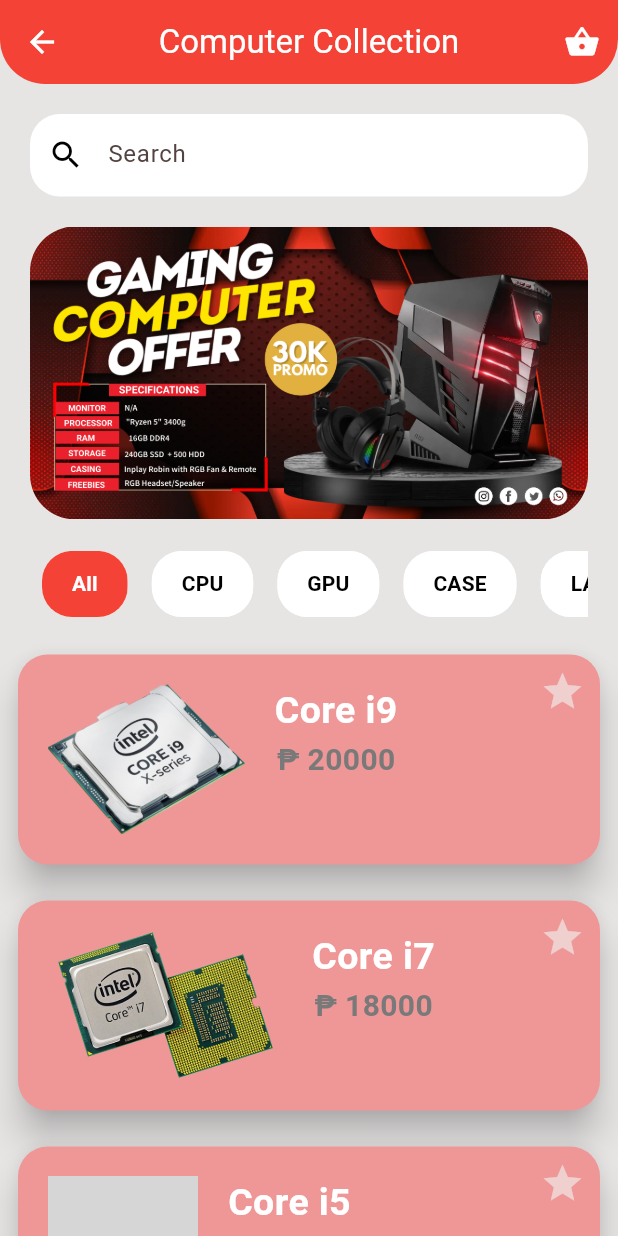
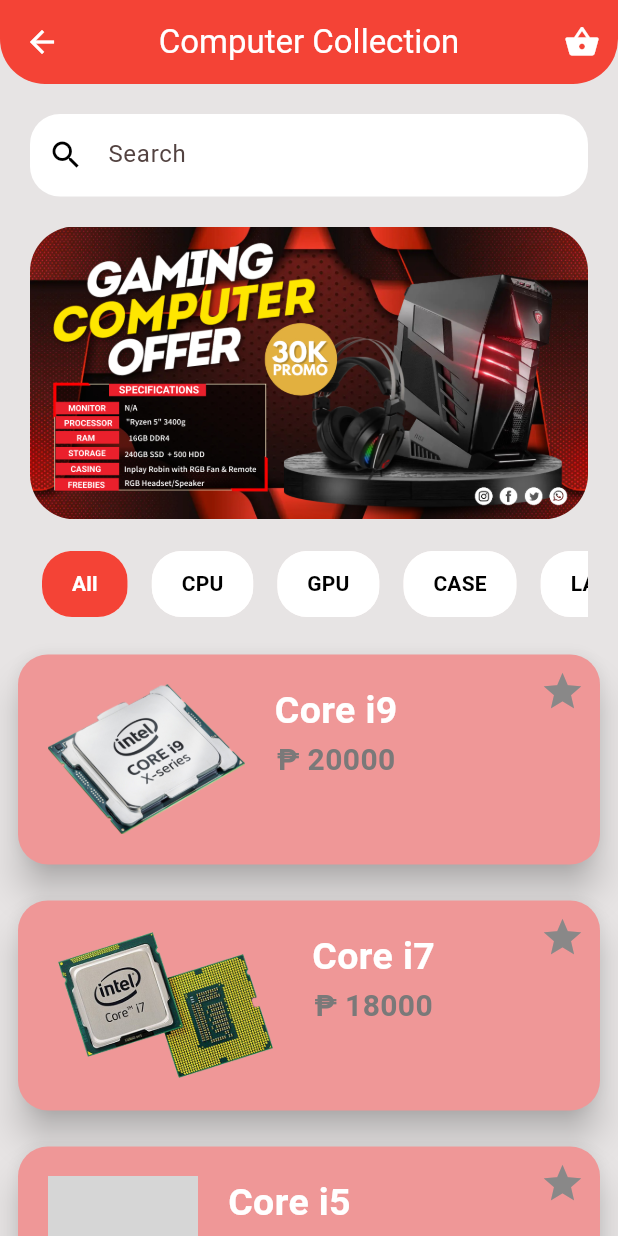
Before and after one commit to Rcg134/Ecommerce-Flutter, a Flutter app: the screen it shows after launch, on a phone screen of 412 x 824 dp. Run offline on Flutter 3.47's test engine with Material 3 defaults, Android fonts, the phone set to English and light mode, and no system bars; missing offline and left inert: dart:ffi, flutter_launcher_icons; Roboto replaces fonts that are missing (lato); grey boxes are pictures that could not be loaded.

Commit message:
add star button

```diff
--- a/ecommerce/lib/pages/product_list.dart
+++ b/ecommerce/lib/pages/product_list.dart
@@ -1,5 +1,3 @@
-import 'dart:js_util';
-
 import 'package:flutter/material.dart';
 
 class Productlist extends StatefulWidget {
@@ -66,13 +64,22 @@
                 ],
               ),
             ),
-            const Positioned(
+            Positioned(
               top: 10,
               right: 10,
-              child: Icon(
-                Icons.star,
-                color: Color.fromARGB(255, 239, 208, 206),
-                size: 30,
+              child: GestureDetector(
+                onTap: () {
+                  setState(() {
+                    islike = !islike;
+                  });
+                },
+                child: Icon(
+                  Icons.star,
+                  color: islike
+                      ? const Color.fromARGB(255, 255, 241, 82)
+                      : const Color.fromARGB(255, 137, 136, 136),
+                  size: 30,
+                ),
               ),
             ),
           ],
```
